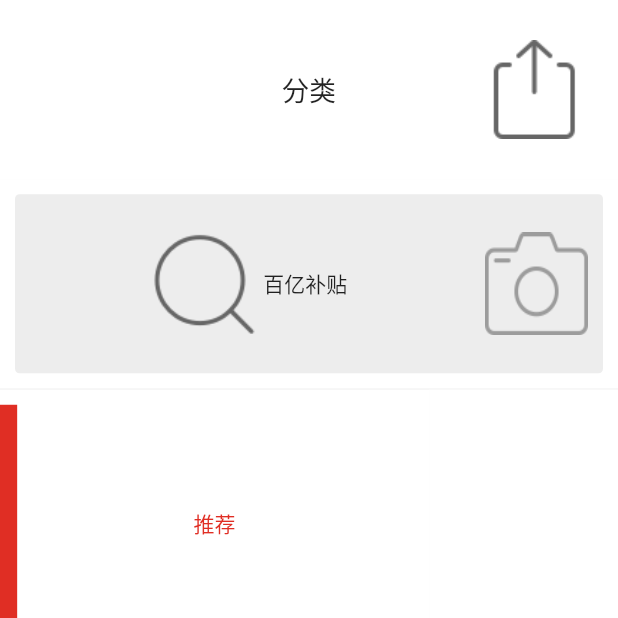
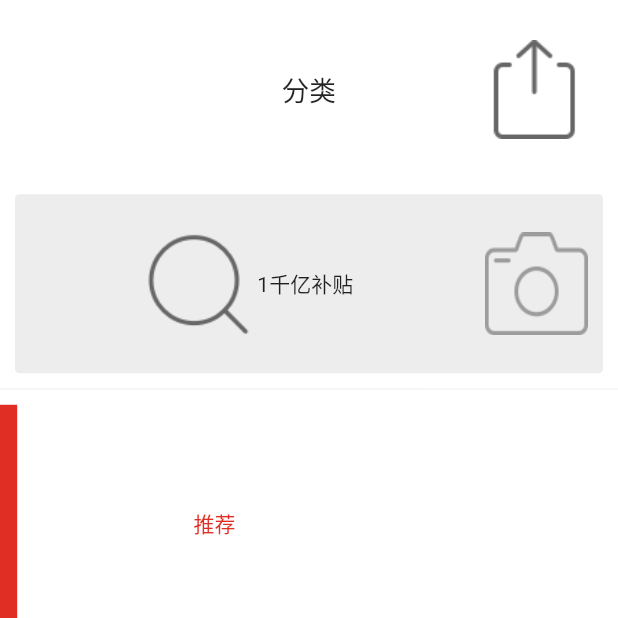
Before and after one commit to BugKingLiang/flutter_pinduoduo, a Flutter app: the screen it shows after launch, swiped to page 3, on a phone screen of 412 x 824 dp, the top half of it. Run offline on Flutter 3.47's test engine with Material 2 defaults, Android fonts, the phone set to English and light mode, and no system bars; drawn by our look-alikes of pull_to_refresh; our stand-ins replace badges, cached_network_image, dio, flutter_screenutil, flutter_swiper; network calls fail.

Commit message:
增加搜索页面

```diff
--- a/lib/main.dart
+++ b/lib/main.dart
@@ -8,6 +8,7 @@ import 'package:pingduoduo/pages/home/home.dart';
 import 'package:pingduoduo/pages/member/member.dart';
 import 'package:pingduoduo/pages/message/msessage.dart';
 import 'package:pingduoduo/pages/recommend/recommend.dart';
+import 'package:pingduoduo/pages/search/search_page.dart';
 import 'package:pingduoduo/util/color_constant.dart';
 import 'package:pingduoduo/util/image_utls.dart';
 import 'package:pull_to_refresh/pull_to_refresh.dart';
@@ -68,7 +69,8 @@ class _MyAppState extends State<MyApp> {
     ];
 
     _bodyPgges = [
-      HomePage(),
+      /*HomePage(),*/
+      SearchPage(),
       RecommendPage(),
       CagegoryPage(),
       MessagePage(),
--- a/lib/pages/category/category.dart
+++ b/lib/pages/category/category.dart
@@ -62,7 +62,7 @@ class _CagegoryPageState extends State<CagegoryPage> with AutomaticKeepAliveClie
                       )
                     ],
                   )),
-              SearchWidget(),
+              SearchWidget('1千亿补贴'),
               DividerWidget(),
               Expanded(
                   child: Row(
--- a/lib/pages/home/home.dart
+++ b/lib/pages/home/home.dart
@@ -67,7 +67,7 @@ class _HomePageState extends State<HomePage>
           preferredSize: Size.fromHeight(0)),
       body: Column(
         children: <Widget>[
-        SearchWidget(bgColor: ColorConstant.primaryColor),
+        SearchWidget('1千亿补贴',bgColor: ColorConstant.primaryColor),
           Container(
               color: Colors.white,
               child: TabBar(
--- a/lib/widgets/search_widget.dart
+++ b/lib/widgets/search_widget.dart
@@ -1,18 +1,37 @@
 import 'package:flutter/material.dart';
 import 'package:flutter_screenutil/flutter_screenutil.dart';
+import 'package:pingduoduo/util/color_constant.dart';
 import 'package:pingduoduo/util/image_utls.dart';
 
 class SearchWidget extends StatelessWidget {
-
   double _imageSize;
   Color bgColor;
 
+  String content;
+  SearchType searchType;
 
-  SearchWidget({this.bgColor = Colors.white});
+
+  SearchWidget(this.content,{this.bgColor = Colors.white,this.searchType = SearchType.ONLY_SHOW_TYPE});
 
   @override
   Widget build(BuildContext context) {
     _imageSize = ScreenUtil.getInstance().setWidth(60);
+
+    switch(searchType){
+
+      case SearchType.SEARCH_RESULT_TYPE:
+      case SearchType.SEARCH_TYPE:
+
+        return _createTextFieldType();
+
+
+      default:
+        return _createTabarShowType();
+    }
+
+  }
+
+  Widget _createTabarShowType() {
     return Container(
       color: bgColor,
       padding: EdgeInsets.all(10),
@@ -31,7 +50,7 @@ class SearchWidget extends StatelessWidget {
                 Image.asset(ImageUtils.getImagePath('main/apj'),
                     fit: BoxFit.fill, width: _imageSize, height: _imageSize),
                 Container(
-                    margin: EdgeInsets.only(left: 5), child: Text('百亿补贴')),
+                    margin: EdgeInsets.only(left: 5), child: Text(content)),
               ],
             )),
             Container(
@@ -47,4 +66,102 @@ class SearchWidget extends StatelessWidget {
       ),
     );
   }
+
+  //输入框类型
+  Widget _createTextFieldType() {
+    return Container(
+      height: ScreenUtil.instance.setHeight(150),
+      padding: EdgeInsets.symmetric(vertical: 5, horizontal: 10),
+      child: Row(
+        children: <Widget>[
+          Container(
+            padding: EdgeInsets.only(right: 10),
+            child: Image.asset(ImageUtils.getImagePath('icons/adg'),
+                fit: BoxFit.fill, width: _imageSize, height: _imageSize),
+          ),
+          Expanded(
+              child: Container(
+            decoration: BoxDecoration(
+                borderRadius: BorderRadius.circular(5),
+                color: Color(0xffededed)),
+            child: Row(
+              children: <Widget>[
+                Container(
+                  child: Image.asset(ImageUtils.getImagePath('main/apj'),
+                      fit: BoxFit.fill, width: _imageSize, height: _imageSize),
+                  padding: EdgeInsets.symmetric(horizontal: 10),
+                ),
+                Expanded(
+
+                    child:Container(
+                      height: ScreenUtil.instance.setHeight(150),
+
+                      child: searchType == SearchType.SEARCH_RESULT_TYPE?_createSearchContentWidget(content):_createTextFieldWidget(content),
+                    )
+                ),
+                Container(
+                    margin: EdgeInsets.only(right: 10),
+                    child: Image.asset(
+                      ImageUtils.getImagePath('icons/anb'),
+                      fit: BoxFit.fill,
+                      width: _imageSize,
+                      height: _imageSize,
+                    ))
+              ],
+            ),
+          )),
+
+          Offstage(
+            offstage: searchType == SearchType.SEARCH_RESULT_TYPE,
+            child: Container(
+              padding: EdgeInsets.only(left: 10),
+              child: Text('搜索', style: TextStyle(color: ColorConstant.text_gray,fontSize: 18)),
+            )
+          ),
+
+        ],
+      ),
+    );
+  }
+
+
+  Widget _createTextFieldWidget(String hintText){
+    return TextField(
+      decoration: InputDecoration(
+        hintStyle: TextStyle(fontSize: 14),
+          hintText: hintText, border: InputBorder.none),
+      textInputAction: TextInputAction.search,
+    );
+
+
+  }
+
+  Widget _createSearchContentWidget(String content){
+
+    return Align(
+      alignment: Alignment.centerLeft,
+      child: Wrap(
+        children: <Widget>[
+          Container(
+            padding: EdgeInsets.symmetric(vertical: 3,horizontal: 10),
+            decoration: BoxDecoration(
+              color: Color(0xff959595),
+              borderRadius: BorderRadius.circular(20),
+            ),
+            child: Text('$content ×',style: TextStyle(color: Colors.white,fontSize: 12)),
+          ),
+
+        ],
+      ),
+    );
+
+  }
+
+
 }
+
+
+enum SearchType{
+  ONLY_SHOW_TYPE,SEARCH_TYPE,SEARCH_RESULT_TYPE
+
+}
```
Also changed, not shown: lib/bean/flow_tag_bean.dart (added, +13 -0 lines), lib/pages/search/history_recommend_widget.dart (added, +71 -0 lines), lib/pages/search/search_page.dart (added, +42 -0 lines), lib/widgets/flow_tag_widget.dart (added, +82 -0 lines), assets/images/icons/adg.png (added).
